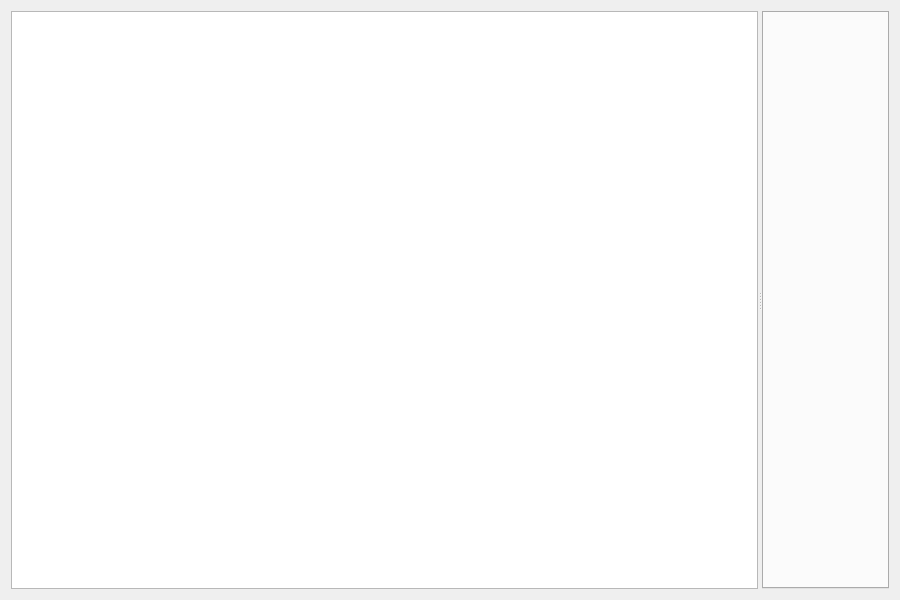
Qt form qconfigwidget.ui (alantop0720/alantop_config) before a commit.
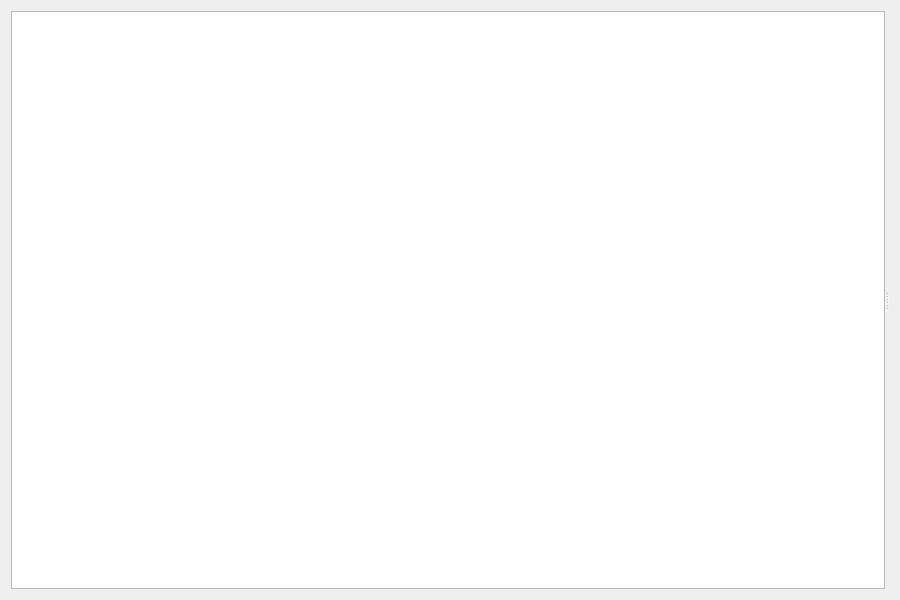
The same form after that commit.

Commit message:
feat: add uv configuration page and refactor config tab system
重构了配置页面的实现逻辑，替换原有的QTabWidget为QStackedWidget实现多项目配置隔离，新增了通用配置页组件ConfigPage，并添加了uv工具的专属配置界面，支持自定义uv缓存目录和python安装目录并设置系统环境变量。

Patch:
```diff
--- a/qconfigwidget.ui
+++ b/qconfigwidget.ui
@@ -33,14 +33,7 @@
        <bool>true</bool>
       </property>
      </widget>
-     <widget class="QTabWidget" name="configTabs">
-      <property name="tabsClosable">
-       <bool>false</bool>
-      </property>
-      <property name="movable">
-       <bool>false</bool>
-      </property>
-     </widget>
+     <widget class="QStackedWidget" name="configStack"/>
     </widget>
    </item>
   </layout>
```
The commit also changes 9 other files.
